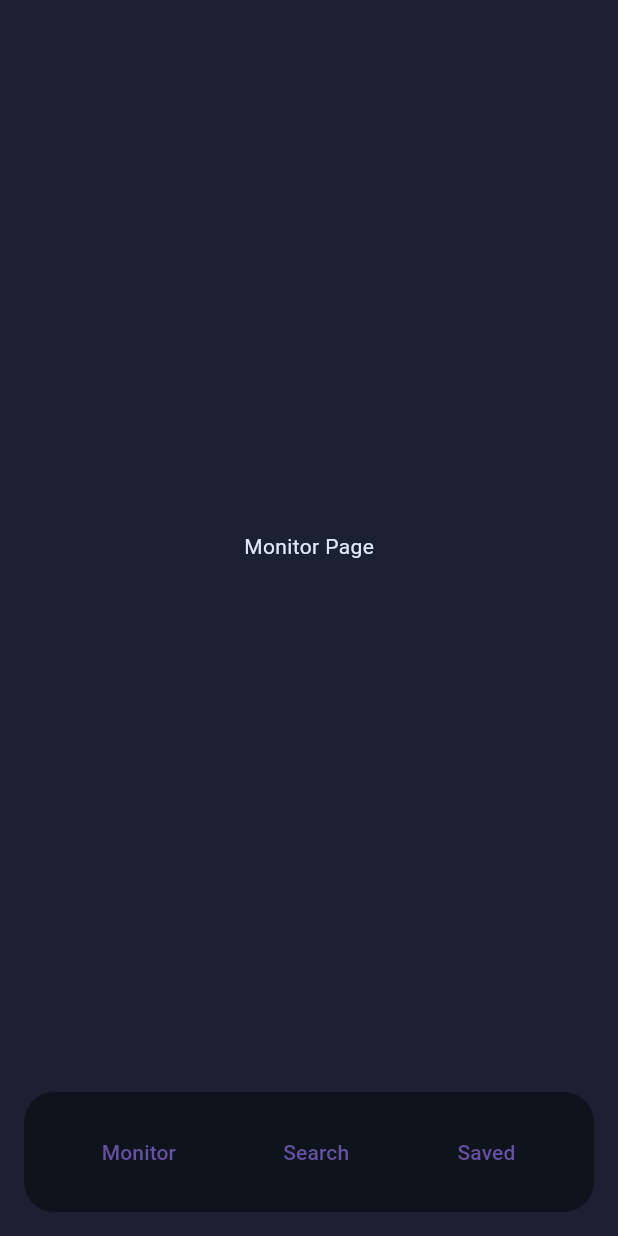
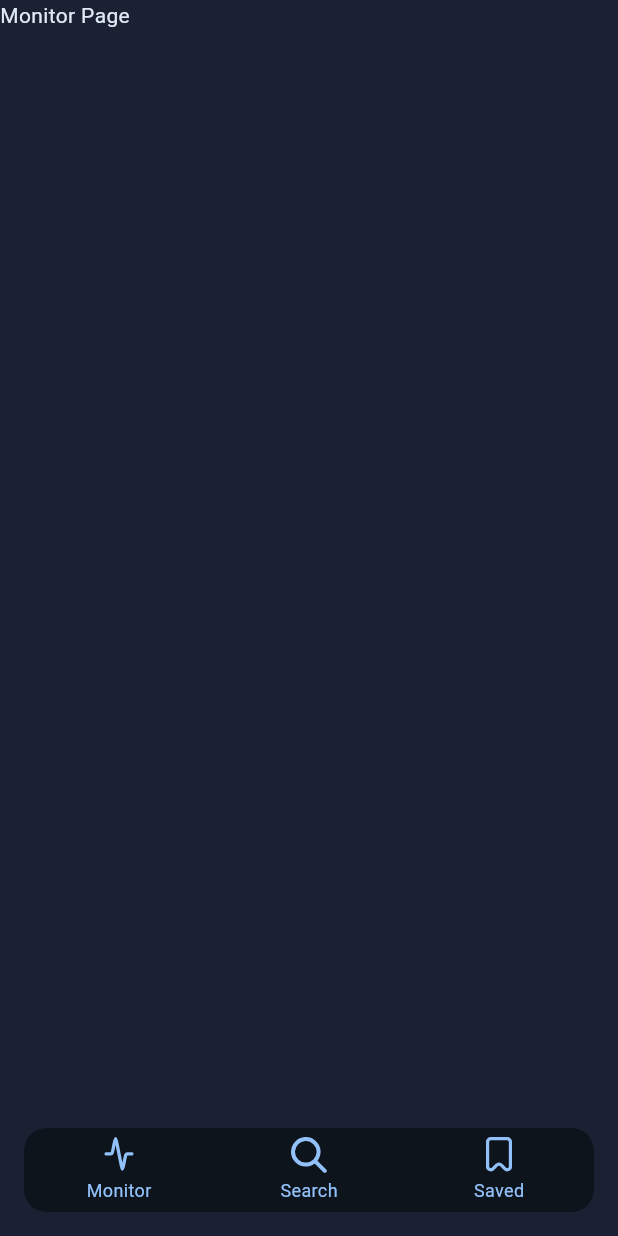
Before and after one commit to UCF-Victoria-Tran/KnightHacks8-2025, a Flutter app: the screen it shows after launch, on a phone screen of 412 x 824 dp. Run offline on Flutter 3.47's test engine with Material 3 defaults, Android fonts, the phone set to English and light mode, and no system bars; drawn by our look-alikes of persistent_bottom_nav_bar_v2; our stand-ins replace flutter_svg.

Commit message:
adding custom icons and fixing up the routing of the pages

```diff
--- a/knighthacksproject/lib/colors.dart
+++ b/knighthacksproject/lib/colors.dart
@@ -1,7 +1,7 @@
 import 'package:flutter/material.dart';
 
-const Color primary = Color(0xFF92C1FA);
-const Color error = Color(0xFF801F2C);
+const Color primary = Color(0xFF92C1FA); //
+const Color error = Color(0xFF801F2C); //
 
 const Color bgLighter = Color(0xFF273349);
 const Color bgDarker = Color(0xFF0E141C);
--- /dev/null
+++ b/knighthacksproject/lib/icon.dart
@@ -0,0 +1,29 @@
+import 'package:flutter/material.dart';
+import 'package:flutter_svg/flutter_svg.dart';
+
+class MonitorIcon extends StatelessWidget {
+  const MonitorIcon({super.key});
+
+  @override
+  Widget build(BuildContext context) {
+    return SvgPicture.asset('assets/monitor.svg', width: 24.0, height: 24.0);
+  }
+}
+
+class SearchIcon extends StatelessWidget {
+  const SearchIcon({super.key});
+
+  @override
+  Widget build(BuildContext context) {
+    return SvgPicture.asset('assets/search.svg', width: 24.0, height: 24.0);
+  }
+}
+
+class SavedIcon extends StatelessWidget {
+  const SavedIcon({super.key});
+
+  @override
+  Widget build(BuildContext context) {
+    return SvgPicture.asset('assets/saved.svg', width: 24.0, height: 24.0);
+  }
+}
--- a/knighthacksproject/lib/main.dart
+++ b/knighthacksproject/lib/main.dart
@@ -1,90 +1,26 @@
 import 'package:flutter/material.dart';
-import 'package:knighthacksproject/colors.dart';
-import 'package:knighthacksproject/monitor.dart';
-import 'package:knighthacksproject/saved.dart';
-import 'package:knighthacksproject/searchPage.dart';
+import 'package:flutter/services.dart';
+import 'package:knighthacksproject/tabs.dart';
 
 void main() {
+  WidgetsFlutterBinding.ensureInitialized();
+  SystemChrome.setEnabledSystemUIMode(SystemUiMode.edgeToEdge);
   runApp(const MyApp());
 }
 
 class MyApp extends StatelessWidget {
   const MyApp({super.key});
 
+  // loading bar, haven't changed the colors yet
+  Widget loadingBar() {
+    return const LinearProgressIndicator();
+  }
+
   @override
   Widget build(BuildContext context) {
     return MaterialApp(
       title: 'Binder',
-      home: HomePage(),
+      home: const Tabs()
     );
   }
 }
-
-class HomePage extends StatefulWidget {
-  const HomePage({super.key});
-
-  @override
-  State<HomePage> createState() => _HomePageState();
-}
-
-class _HomePageState extends State<HomePage> {
-  Widget _currentBodyContent = MonitorPage();
-
-  void _changeBodyContent(Widget newContent) {
-    setState(() {
-      _currentBodyContent = newContent;
-    });
-  }
-
-  // loading page, haven't changed the colors yet
-  Widget loadingBar() {
-    return LinearProgressIndicator();
-  }
-
-  @override
-  Widget build(BuildContext context) {
-    return Scaffold(
-      backgroundColor: bg,
-      body: Center(
-        child: Column(
-          mainAxisAlignment: MainAxisAlignment.center,
-          children: [
-            _currentBodyContent
-          ],
-        ),
-      ),
-      bottomNavigationBar:
-      Container(
-        margin: const EdgeInsets.fromLTRB(16.0, 0, 16.0, 16.0),
-        child: ClipRRect(
-          borderRadius: BorderRadius.circular(20.0),
-          child: BottomAppBar(
-            color: bgDarker,
-            child: Row(
-              mainAxisAlignment: MainAxisAlignment.spaceAround,
-              children: [
-                TextButton(
-                  onPressed: () => _changeBodyContent(
-                    MonitorPage()
-                  ),
-                  child: const Text('Monitor'),
-                ),
-                TextButton(
-                  onPressed: () => _changeBodyContent(
-                    SearchPage()
-                  ),
-                  child: const Text('Search'),
-                ),
-                TextButton(
-                  onPressed: () => _changeBodyContent(
-                    SavedPage()
-                  ),
-                  child: const Text('Saved'),
-                ),
-              ],
-            )
-          ),
-        )
-      ));
-  }
-}
--- /dev/null
+++ b/knighthacksproject/lib/tabs.dart
@@ -0,0 +1,79 @@
+import 'package:flutter/material.dart';
+import 'package:knighthacksproject/colors.dart';
+import 'package:knighthacksproject/icon.dart';
+import 'package:knighthacksproject/monitor.dart';
+import 'package:knighthacksproject/saved.dart';
+import 'package:knighthacksproject/searchPage.dart';
+import 'package:persistent_bottom_nav_bar_v2/persistent_bottom_nav_bar_v2.dart';
+
+class Tabs extends StatefulWidget {
+  const Tabs({super.key});
+
+  @override
+  State<Tabs> createState() => _TabsState();
+}
+
+class _TabsState extends State<Tabs> {
+  late PersistentTabController _controller;
+
+  @override
+  void initState() {
+    super.initState();
+    _controller = PersistentTabController(initialIndex: 0);
+  }
+
+  List<PersistentTabConfig> _tabs() => [
+    PersistentTabConfig(
+      screen: const MonitorPage(),
+      item: ItemConfig(
+        icon: MonitorIcon(),
+        title: "Monitor",
+        activeForegroundColor: primary,
+        inactiveForegroundColor: primary,
+      ),
+    ),
+    PersistentTabConfig(
+      screen: const SearchPage(),
+      item: ItemConfig(
+        icon: SearchIcon(),
+        title: "Search",
+        activeForegroundColor: primary,
+        inactiveForegroundColor: primary,
+      ),
+    ),
+    PersistentTabConfig(
+      screen: const SavedPage(),
+      item: ItemConfig(
+        icon: SavedIcon(),
+        title: "Saved",
+        activeForegroundColor: primary,
+        inactiveForegroundColor: primary,
+      ),
+    ),
+  ];
+
+  @override
+  Widget build(BuildContext context) {
+    return PersistentTabView(
+      backgroundColor: bg,
+      controller: _controller,
+      tabs: _tabs(),
+      navBarBuilder: (navBarConfig) {
+        final navBarWidget = Style9BottomNavBar(
+          navBarConfig: navBarConfig,
+          navBarDecoration: NavBarDecoration(color: bgDarker),
+        );
+
+        final clippedNavBar = ClipRRect(
+          borderRadius: BorderRadius.circular(15.0),
+          child: navBarWidget,
+        );
+
+        return Container(
+          margin: const EdgeInsets.fromLTRB(16.0, 0, 16.0, 16.0),
+          child: clippedNavBar,
+        );
+      },
+    );
+  }
+}
```
Also changed, not shown: knighthacksproject/pubspec.yaml (+6 -67 lines), knighthacksproject/assets/monitor.svg (added), knighthacksproject/assets/saved.svg (added), knighthacksproject/assets/search.svg (added), knighthacksproject/pubspec.lock.
